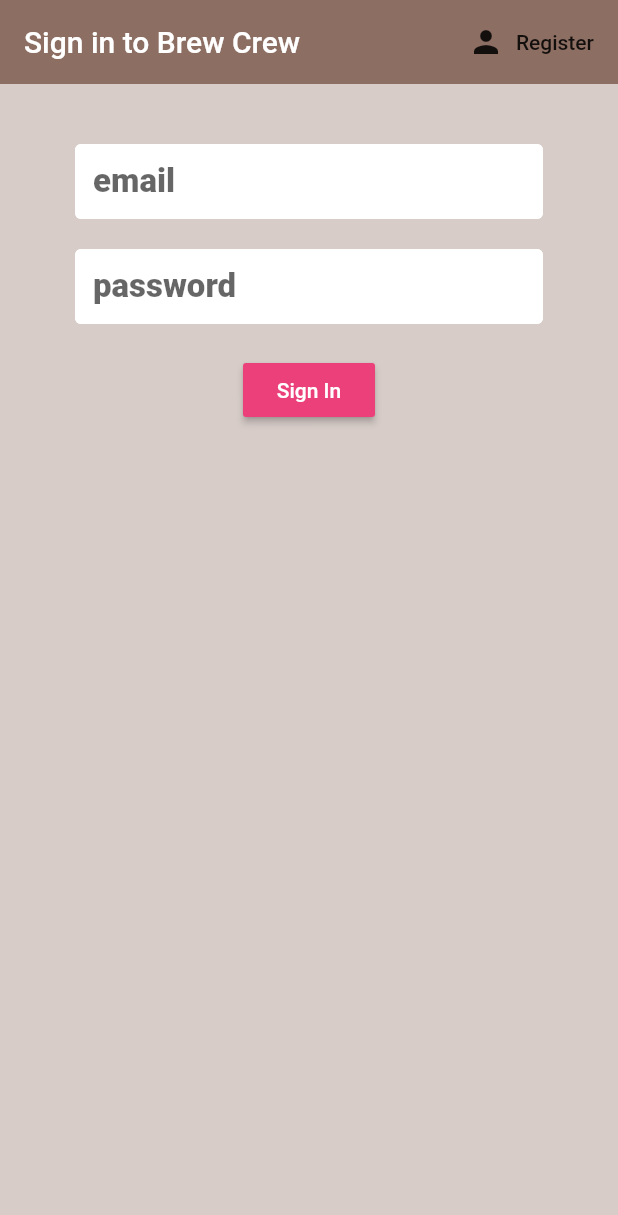
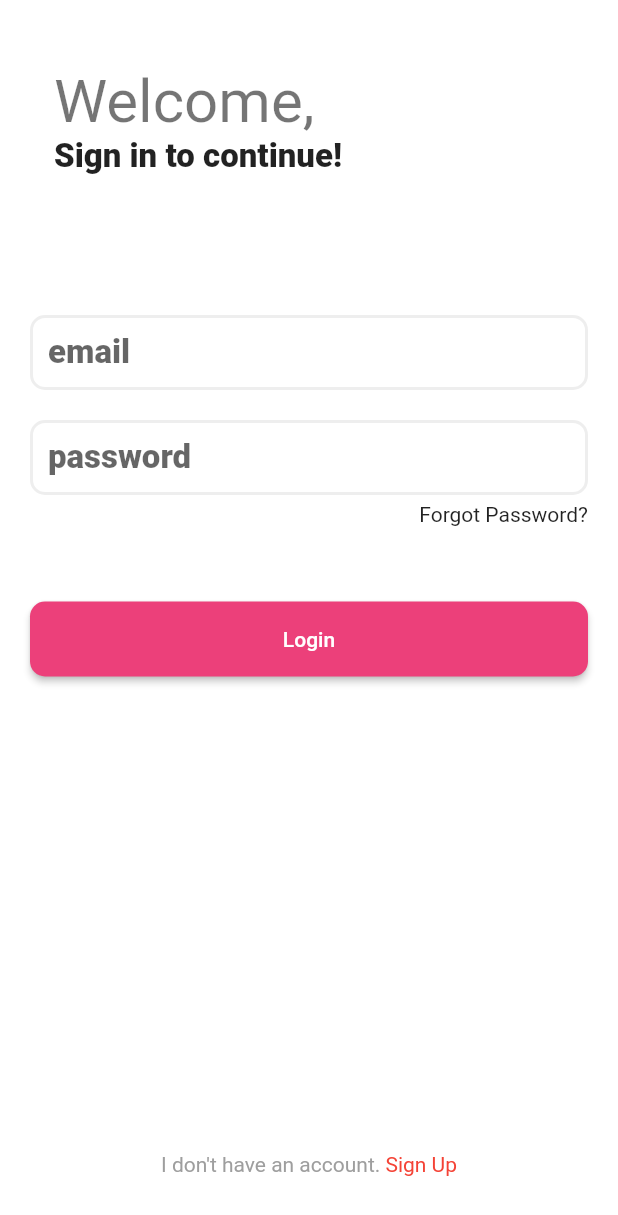
Before and after one commit to Cyrill1010/edusketch, a Flutter app: the screen it shows after launch, on a phone screen of 412 x 824 dp. Shown: the top 1215 px of the screen. Run offline on Flutter 3.47's test engine with Material 2 defaults, Android fonts, the phone set to English and light mode, and no system bars; our stand-ins replace cloud_firestore, firebase_auth, font_awesome_flutter; accounts and stored records are empty.

Commit message:
register + login

```diff
--- a/lib/globals/text_input_decoration.dart
+++ /dev/null
@@ -1,13 +0,0 @@
-import 'package:flutter/material.dart';
-
-const textInputDecoration = InputDecoration(
-  fillColor: Colors.white,
-  filled: true,
-  contentPadding: EdgeInsets.all(12.0),
-  enabledBorder: OutlineInputBorder(
-    borderSide: BorderSide(color: Colors.white, width: 2.0),
-  ),
-  focusedBorder: OutlineInputBorder(
-    borderSide: BorderSide(color: Colors.pink, width: 2.0),
-  ),
-);
--- a/lib/screens/authenticate/sign_in.dart
+++ b/lib/screens/authenticate/sign_in.dart
@@ -1,5 +1,5 @@
-import 'package:edusketch/globals/text_input_decoration.dart';
 import 'package:edusketch/services/auth.dart';
+import 'package:flutter/gestures.dart';
 import 'package:flutter/material.dart';
 
 class SignIn extends StatefulWidget {
@@ -22,33 +22,39 @@
 
   @override
   Widget build(BuildContext context) {
-    return loading
-        ? CircularProgressIndicator()
-        : Scaffold(
+    return Scaffold(
       resizeToAvoidBottomInset: false,
-            backgroundColor: Colors.brown[100],
-            appBar: AppBar(
-              backgroundColor: Colors.brown[400],
-              elevation: 0.0,
-              title: Text('Sign in to Brew Crew'),
-              actions: <Widget>[
-                FlatButton.icon(
-                  icon: Icon(Icons.person),
-                  label: Text('Register'),
-                  onPressed: () => widget.toggleView(),
+      appBar: PreferredSize(
+          preferredSize: Size.fromHeight(150),
+          child: SafeArea(
+            child: Container(
+              padding: EdgeInsets.symmetric(vertical: 40.0, horizontal: 20.0),
+              child: ListTile(
+                title: Text(
+                  'Welcome,',
+                  style: Theme.of(context).textTheme.headline3,
                 ),
-              ],
+                subtitle: Text(
+                  'Sign in to continue!',
+                  style: Theme.of(context).textTheme.subtitle1,
                 ),
-            body: Container(
-              padding: EdgeInsets.symmetric(vertical: 20.0, horizontal: 50.0),
+              ),
+            ),
+          )),
+      body: loading
+          ? Center(
+              child: CircularProgressIndicator(),
+            )
+          : Container(
+              padding: EdgeInsets.symmetric(vertical: 40.0, horizontal: 20.0),
               child: Form(
                 key: _formKey,
                 child: Column(
+                  mainAxisSize: MainAxisSize.max,
                   children: <Widget>[
                     SizedBox(height: 20.0),
                     TextFormField(
-                      decoration:
-                          textInputDecoration.copyWith(hintText: 'email'),
+                      decoration: InputDecoration(hintText: 'email'),
                       validator: (val) => val.isEmpty ? 'Enter an email' : null,
                       onChanged: (val) {
                         setState(() => email = val);
@@ -57,8 +63,7 @@
                     SizedBox(height: 20.0),
                     TextFormField(
                       obscureText: true,
-                      decoration:
-                          textInputDecoration.copyWith(hintText: 'password'),
+                      decoration: InputDecoration(hintText: 'password'),
                       validator: (val) => val.length < 6
                           ? 'Enter a password 6+ chars long'
                           : null,
@@ -66,12 +71,29 @@
                         setState(() => password = val);
                       },
                     ),
-                    SizedBox(height: 20.0),
-                    RaisedButton(
+                    SizedBox(height: 5.0),
+                    Align(
+                        alignment: Alignment.centerRight,
+                        child: Text(
+                          'Forgot Password?',
+                        )),
+                    SizedBox(height: 50.0),
+                    SizedBox(
+                      height: 50,
+                      width: double.infinity,
+                      child: RaisedButton(
+                          shape: RoundedRectangleBorder(
+                            borderRadius: const BorderRadius.all(
+                              const Radius.circular(10.0),
+                            ),
+                          ),
                           color: Colors.pink[400],
                           child: Text(
-                          'Sign In',
-                          style: TextStyle(color: Colors.white),
+                            'Login',
+                            style: Theme.of(context)
+                                .textTheme
+                                .button
+                                .copyWith(color: Colors.white),
                           ),
                           onPressed: () async {
                             if (_formKey.currentState.validate()) {
@@ -87,11 +109,31 @@
                               }
                             }
                           }),
+                    ),
                     SizedBox(height: 12.0),
                     Text(
                       error,
                       style: TextStyle(color: Colors.red, fontSize: 14.0),
                     ),
+                    Expanded(
+                      child: Align(
+                          alignment: Alignment.bottomCenter,
+                          child: RichText(
+                            text: TextSpan(children: <InlineSpan>[
+                              TextSpan(
+                                  text: "I don't have an account. ",
+                                  style: TextStyle(color: Colors.grey)),
+                              TextSpan(
+                                text: 'Sign Up',
+                                style: TextStyle(color: Colors.red),
+                                recognizer: TapGestureRecognizer()
+                                  ..onTap = () {
+                                    widget.toggleView();
+                                  },
+                              )
+                            ]),
+                          )),
+                    )
                   ],
                 ),
               ),
--- a/lib/screens/wrapper.dart
+++ b/lib/screens/wrapper.dart
@@ -9,8 +9,6 @@
   @override
   Widget build(BuildContext context) {
     final user = Provider.of<User>(context);
-
-    // return either the Home or Authenticate widget
     if (user == null) {
       return Authenticate();
     } else {
--- a/lib/theme.dart
+++ b/lib/theme.dart
@@ -1,11 +1,28 @@
 import 'package:flutter/material.dart';
 
-// final darkTheme =                dont needed can use lightTheme.dark() see hive flutter dark mode switch
-//     ThemeData(brightness: Brightness.dark, primaryColor: Colors.blueGrey);
 final theme = ThemeData(
+    primaryColor: Colors.lightBlue[600],
+    inputDecorationTheme: InputDecorationTheme(
+      fillColor: Colors.white,
+      filled: true,
+      contentPadding: EdgeInsets.all(12.0),
+      enabledBorder: OutlineInputBorder(
+        borderRadius: const BorderRadius.all(
+          const Radius.circular(10.0),
+        ),
+        borderSide: BorderSide(color: Colors.grey[200], width: 2.0),
+      ),
+      focusedBorder: OutlineInputBorder(
+        borderRadius: const BorderRadius.all(
+          const Radius.circular(10.0),
+        ),
+        borderSide: BorderSide(color: Colors.blue, width: 2.0),
+      ),
+    ),
+    scaffoldBackgroundColor: Colors.white,
     brightness: Brightness.light,
-    primaryColor: Colors.blueGrey,
     textTheme: TextTheme(
+        headline3: TextStyle(fontSize: 40),
         subtitle1: TextStyle(fontSize: 22, fontWeight: FontWeight.w800),
         subtitle2: TextStyle(
             color: Colors.grey, fontSize: 8, fontWeight: FontWeight.w800)));
```
Also changed, not shown: lib/screens/authenticate/register.dart (+60 -28 lines), lib/screens/authenticated/views.dart (+17 -18 lines), lib/screens/authenticated/views/tracking.dart (+46 -88 lines). Lines whose indentation alone changed are shown as unchanged.
